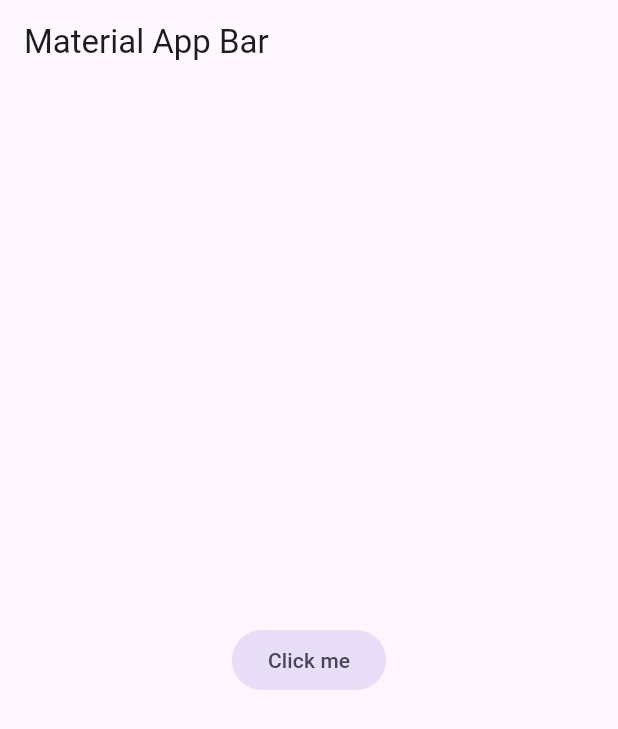
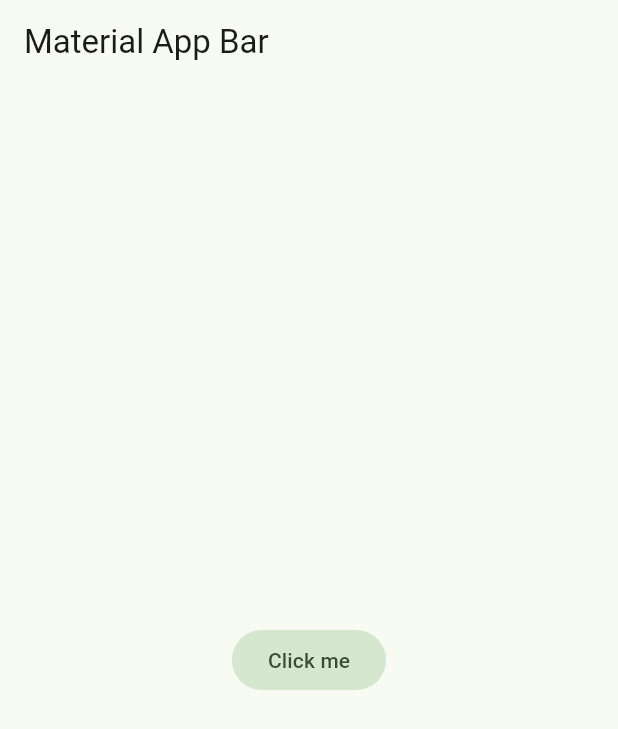
Before and after one commit to Jhonnyjpe/yes_no_app, a Flutter app: the screen it shows after launch, on a phone screen of 412 x 824 dp. Shown: the top 729 px of the screen. Run offline on Flutter 3.47's test engine with Material 2 defaults, Android fonts, the phone set to English and light mode, and no system bars.

Commit message:
modificacion de tema

```diff
--- a/lib/config/theme/app_theme.dart
+++ b/lib/config/theme/app_theme.dart
@@ -1,9 +1,21 @@
 import 'package:flutter/material.dart';
+
+const Color _customColor = Color(0xFF49149F);
+const List<Color> _colorThemes = [
+  _customColor,
+  Colors.blue,
+  Colors.teal,
+  Colors.green,
+  Colors.yellow,
+  Colors.orange,
+  Colors.pink,
+];
 
 class AppTheme {
   ThemeData theme() {
     return ThemeData(
       useMaterial3: true,
+      colorSchemeSeed: _colorThemes[3],
     );
   }
 }
```
